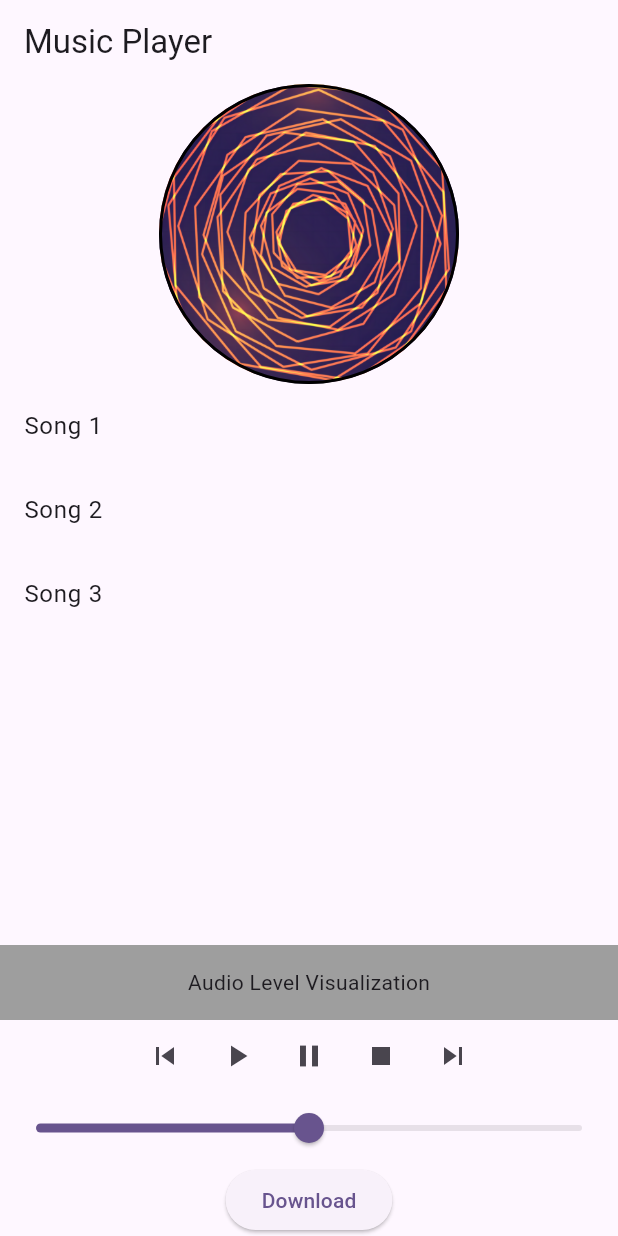
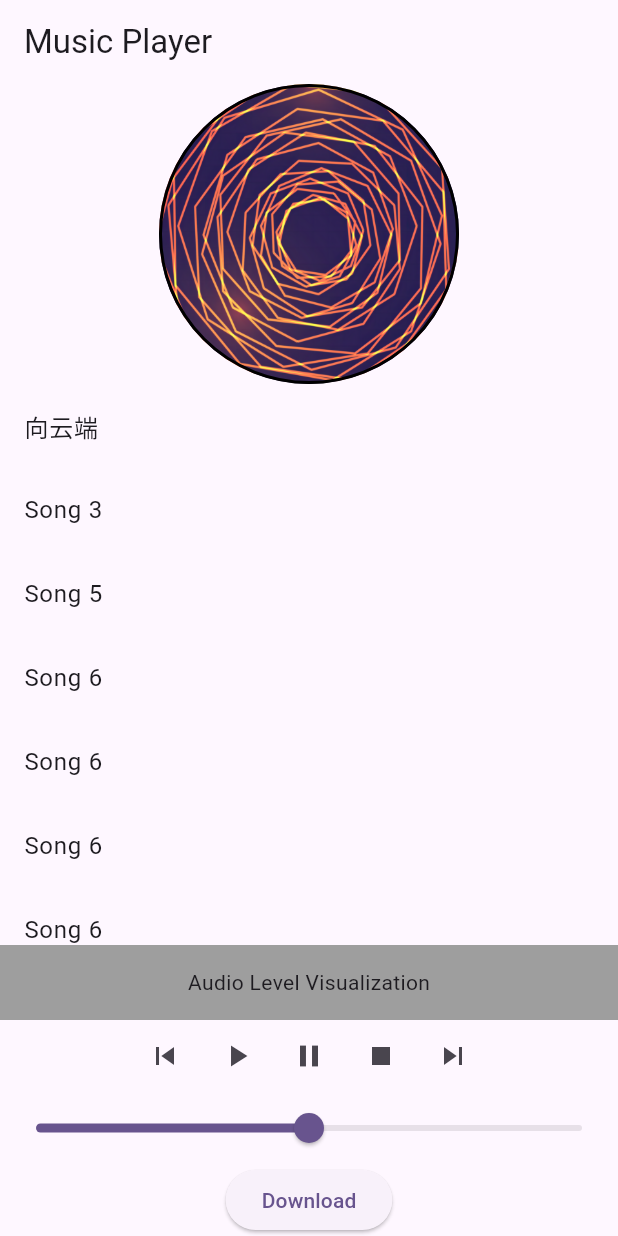
Before and after one commit to CodingManager/play_audio, a Flutter app: the screen it shows after launch, after a tap on the "skip previous" icon, on a phone screen of 412 x 824 dp. Run offline on Flutter 3.47's test engine with Material 2 defaults, Android fonts, the phone set to English and light mode, and no system bars; our stand-ins replace just_audio; missing offline and left inert: dart:ffi.

Commit message:
修改音频SDK为just_audio

```diff
--- a/lib/AudioPlayerWidget.dart
+++ b/lib/AudioPlayerWidget.dart
@@ -1,11 +1,12 @@
-import 'package:audioplayers/audioplayers.dart';
 import 'package:flutter/material.dart';
+import 'package:just_audio/just_audio.dart';
 import 'package:play_audio/core/models/SLAudioModel.dart';
 import 'package:play_audio/core/utils/Logger.dart';
 import 'package:play_audio/core/utils/PlayerAudioEnum.dart';
 import 'package:provider/provider.dart';
 
 import 'core/services/PlaybackController.dart';
+
 
 class AudioPlayerWidget extends StatefulWidget{
   const AudioPlayerWidget({super.key});
@@ -38,28 +39,31 @@ class _AudioPlayerWidgetState extends State<AudioPlayerWidget> with TickerProvid
 
   // 创建一些假数据，用于测试。
   final List<SlAudioModel> audioGroup = [
-    SlAudioModel(title: "香云缎", playUrl: "https://6v05y2726.goho.co/static/media/audios/21/xiangyunduan.mp3"),
+    SlAudioModel(title: "向云端", playUrl: "https://6v05y2726.goho.co/static/media/audios/21/xiangyunduan.mp3"),
     SlAudioModel(title: "Song 3", playUrl: "https://6v05y2726.goho.co/static/audio/1d83e3f9-bd2d-4962-8286-96cfaa0933b3.mp3"),
     SlAudioModel(title: "Song 5", playUrl: "https://6v05y2726.goho.co/static/audio/4fe53f09-e31a-43ca-8134-60807c5045b1.mp3"),
     SlAudioModel(title: "Song 6", playUrl: "https://6v05y2726.goho.co/static/audio/4bcafb48-65e3-4537-941f-faae89434372.mp3"),
+    SlAudioModel(title: "Song 6", playUrl: "https://6v05y2726.goho.co/static/media/audios/21/2022120519422118e8d.mp3"),
+    SlAudioModel(title: "Song 6", playUrl: "https://6v05y2726.goho.co/static/media/audios/21/2022120519422112dfe.mp3"),
+    SlAudioModel(title: "Song 6", playUrl: "https://6v05y2726.goho.co/static/media/audios/21/2022120519422114e23.mp3"),
+    SlAudioModel(title: "Song 6", playUrl: "https://6v05y2726.goho.co/static/media/audios/21/2022120519422118e8d.mp3"),
 
    ];
+  // AudioSource.uri(Uri.parse('https://6v05y2726.goho.co/static/media/audios/21/xiangyunduan.mp3')),
+  // AudioSource.uri(Uri.parse('https://6v05y2726.goho.co/static/media/audios/21/2022120519422118e8d.mp3')),
+  // AudioSource.uri(Uri.parse('https://6v05y2726.goho.co/static/media/audios/21/2022120519422114e23.mp3')),
+  // AudioSource.uri(Uri.parse('https://6v05y2726.goho.co/static/media/audios/21/2022120519422112dfe.mp3')),
+  // AudioSource.uri(Uri.parse('https://6v05y2726.goho.co/static/media/audios/21/2022120519422118e8d.mp3')),
 
 
   Widget loadingWidget() {
 
     return Consumer<PlaybackController>(builder: (context, PlaybackController playbackController, child) {
       switch (playbackController.playerState) {
-        case MyPlayerState.loading:
+        case ProcessingState.loading || ProcessingState.buffering:
           _animationController.repeat();
           return CircularProgressIndicator(color: Colors.yellow, strokeWidth: 2.0);
-        case MyPlayerState.playing:
-          _animationController.repeat();
-          break;
-        case MyPlayerState.paused:
-          _animationController.stop();
-          break;
-        case MyPlayerState.stopped:
+        case ProcessingState.completed || ProcessingState.idle:
           _animationController.stop();
           break;
         default:
@@ -95,7 +99,7 @@ class _AudioPlayerWidgetState extends State<AudioPlayerWidget> with TickerProvid
             ),
           ),
           // 播放列表
-          Expanded(child: _PlaylistWidget()),
+          Expanded(child: _buildPlayerListWidget()),
 
           // 音频电平可视化
           _AudioLevelWidget(),
@@ -105,7 +109,7 @@ class _AudioPlayerWidgetState extends State<AudioPlayerWidget> with TickerProvid
             mainAxisAlignment: MainAxisAlignment.center,
             children: [
               IconButton(icon: Icon(Icons.skip_previous), onPressed: () => context.read<PlaybackController>().previous()),
-              IconButton(icon: Icon(Icons.play_arrow), onPressed: () => context.read<PlaybackController>().setPlayList(audioGroup,0, playIndex:0, isPlay: true)),
+              IconButton(icon: Icon(Icons.play_arrow), onPressed: () => context.read<PlaybackController>().play()),
               IconButton(icon: Icon(Icons.pause), onPressed: () => context.read<PlaybackController>().pause()),
               IconButton(icon: Icon(Icons.stop), onPressed: () => context.read<PlaybackController>().stop()),
               IconButton(icon: Icon(Icons.skip_next), onPressed: () => context.read<PlaybackController>().next()),
@@ -133,28 +137,26 @@ class _AudioPlayerWidgetState extends State<AudioPlayerWidget> with TickerProvid
     );
   }
 
-}
-
-
-
-class _PlaylistWidget extends StatelessWidget {
-  @override
-  Widget build(BuildContext context) {
-    // 假设你有一个歌曲列表
-    List<String> songs = ['Song 1', 'Song 2', 'Song 3'];
-    return ListView.builder(
-      itemCount: songs.length,
+  Widget _buildPlayerListWidget() {
+    ListView listView = ListView.builder(
+      itemCount: audioGroup.length,
       itemBuilder: (context, index) {
         return ListTile(
-          title: Text(songs[index]),
+          title: Text(audioGroup[index].title!),
           onTap: () {
-            // 播放选中的歌曲
+            context.read<PlaybackController>().setPlayListWithPlay(audioGroup, 0, playIndex: index);
+            // context.read<PlaybackController>().play();
           },
         );
       },
     );
+
+    return listView;
   }
+
 }
+
+
 
 class _AudioLevelWidget extends StatelessWidget {
   @override
--- a/lib/core/services/PlaybackController.dart
+++ b/lib/core/services/PlaybackController.dart
@@ -1,26 +1,28 @@
 import 'dart:async';
 import 'dart:ffi';
 
-import 'package:audioplayers/audioplayers.dart';
+import 'package:just_audio/just_audio.dart';
 import 'package:flutter/src/foundation/change_notifier.dart';
 import 'package:play_audio/core/models/SLAudioModel.dart';
 
 import '../models/SLAudioPlayList.dart';
 import '../utils/Logger.dart';
 import '../utils/MusicListener.dart';
-import '../utils/PlayerAudioEnum.dart';
 
 
 class PlaybackController with ChangeNotifier {
 
   /// 音频播放器
-  final AudioPlayer _audioPlayer = AudioPlayer(playerId: "1");
+  final AudioPlayer _audioPlayer = AudioPlayer();
 
   /// 播放列表
-  final SLAudioPlayList _audioPlayList = SLAudioPlayList();
+  final _playlist = ConcatenatingAudioSource(
+      useLazyPreparation: true,
+      shuffleOrder: DefaultShuffleOrder(),
+      children: []);
 
   /// 音频播放状态
-  MyPlayerState playerState = MyPlayerState.paused;
+  ProcessingState playerState = ProcessingState.idle;
 
   /// 播放进度
   int duration = 0;
@@ -31,76 +33,103 @@ class PlaybackController with ChangeNotifier {
   /// 保存回调事件
   List<MusicListener> musicListeners = [];
 
+  int playIndex = -1;
+
+  /// 当前正在播放的音频
+  String? playUrl;
+
   /// 使用一个变量来区别当前播放的音乐列表，用于切换播放列表时，判断是否需要重新加载音乐。
   int groupId = -1;
+
+
+
+  AudioPlayer get getAudioPlayer => _audioPlayer;
 
   //  PlaybackController 初始化
   PlaybackController() {
 
-      // 设置播放器参数
-      _audioPlayer.setReleaseMode(ReleaseMode.loop);
+
+      // 设置循环模式
+      _audioPlayer.setLoopMode(LoopMode.all);
 
       // 播放音量
       _audioPlayer.setVolume(playVolume);
 
-      // 监听播放进度
-      _audioPlayer.onPositionChanged.listen((value) async {
-        duration = value.inMilliseconds;
-        // 通知所有监听器
-        notifyMusicListeners((listener) => listener.onPosition(duration));
-      });
-
-      // 监听播放状态
-      _audioPlayer.onPlayerStateChanged.listen((PlayerState state) {
-        switch (state){
-          case PlayerState.playing:
-            playerState = MyPlayerState.playing;
-            Logger.debug("播放");
-            break;
-          case PlayerState.paused:
-            playerState = MyPlayerState.paused;
-            Logger.debug("暂停播放");
-            break;
-          case PlayerState.stopped:
-            playerState = MyPlayerState.stopped;
-            Logger.debug("停止播放");
-            break;
-          case PlayerState.completed:
-            playerState = MyPlayerState.completed;
-            Logger.debug("播放结束");
-            break;
-        }
-        notifyListeners();
-      });
+      // 设置播放列表
+      _audioPlayer.setAudioSource(_playlist);
 
       // 监听播放进度
-      _audioPlayer.onDurationChanged.listen((event) {
-        Logger.debug("onPlayerStateChanged: $event");
+      _audioPlayer.positionStream.listen((value) {
+
+        duration = value.inMilliseconds;
+        notifyMusicListeners((listener) {
+          listener.onPositionChanged(duration);
+        });
       },onError: (e){
         Logger.error(e);
       },onDone:(){
 
       });
 
+
+
+      // 监听播放状态
+      _audioPlayer.playerStateStream.listen((PlayerState state) {
+        Logger.debug("播放状态发生变化: $state");
+        playerState = state.processingState;
+        notifyListeners();
+        // notifyMusicListeners((listener) {
+        //   listener.onPlayerStateChanged(playerState);
+        // });
+      },onError: (e){
+        Logger.error(e);
+      },onDone:(){
+
+      });
+
+      // 监听播放时长
+      _audioPlayer.durationStream.listen((value) {
+        Logger.debug("音频的播放时长: $value");
+        notifyMusicListeners((listener) {
+          listener.onDurationChanged(value);
+        });
+      },onError: (e){
+        Logger.error(e);
+      },onDone:(){
+
+      });
+
+      //
+      // // 监听播放进度
+      // _audioPlayer.onDurationChanged.listen((event) {
+      //   Logger.debug("onPlayerStateChanged: $event");
+      // },onError: (e){
+      //   Logger.error(e);
+      // },onDone:(){
+      //
+      // });
+
   }
 
 
 
+
+
   /// 播放网络音频
-  Future play(SlAudioModel audioModel) async {
+  Future _startPlay(String url) async {
 
     // 切换播放状态，加载中。
-    playerState = MyPlayerState.loading;
+    playerState = ProcessingState.loading;
     notifyListeners();
     // 重置播放进度
     duration = 0;
     // 更新当前播放的音频
-    _audioPlayList.setCurrentPlayAudio(audioModel);
+
 
 
     //播放音频
     try {
-      await _audioPlayer.play(UrlSource(audioModel.playUrl!));
+      await _audioPlayer.play();
     } on TimeoutException {
       Logger.error("播放音频超时");
       // 如果播放音频超时，直接设置播放状态为播放结束，这样就不会再有回调了。
@@ -117,7 +146,7 @@ class PlaybackController with ChangeNotifier {
   /// groupId: 音频列表的id，用于区分不同的音频列表
   /// playIndex: 开始播放第几首
   /// isPlay: 是否立即播放
-  void setPlayList(List<SlAudioModel> audioGroup,groupId,{int playIndex = 0, bool isPlay = false}) {
+  void setPlayListWithPlay(List<SlAudioModel> audioGroup,groupId,{int playIndex = 0, bool isPlay = true}) {
 
     // 1. 先校验 playIndex 参数是否合法，如果不合法，直接修改为0
     if (playIndex < 0 || playIndex >= audioGroup.length) {
@@ -126,45 +155,58 @@ class PlaybackController with ChangeNotifier {
       throw Exception("playIndex 参数不合法");
     }
 
+    this.playIndex = playIndex;
+    playUrl = audioGroup[playIndex].playUrl;
+
     // 2. 判断是否需要重新加载音乐
     if (this.groupId == groupId) {
       // 不需要重新加载音乐列表，只需要修改播放索引即可
-      Logger.debug("不需要重新加载音乐列表");
-      _audioPlayList.setCurrentIndex(playIndex);
+      Logger.debug("不需要重新加载音乐列表,只需要修改播放索引即可");
+      // 设置播放索引
+      // _playlist.move(0, playIndex);
     }else {
       // 3.不是同一个音频列表，需要重新加载音乐列表
-      _audioPlayList.setPlayList(audioGroup, playIndex);
+      _playlist.clear(); // 先清除播放列表
+      for (SlAudioModel element in audioGroup) {
+        if (element.playUrl != null) {
+          _playlist.add(AudioSource.uri(Uri.parse(element.playUrl!)));
+        }
+      }
       this.groupId = groupId;
     }
     // 4. 判断是否需要立即播放
     if (isPlay) {
       startPlay();
+
     }
   }
 
   /// 开始播放，可以手动调用
   void startPlay() async {
 
-    // 获取当前正在播放的音乐和接下来要播放的音乐，如果相同，不需要重新播放，直接返回。
+    await _audioPlayer.setAudioSource(_playlist, initialIndex: playIndex, initialPosition: Duration.zero);
+    await _audioPlayer.play();                  // Skip to the next item
 
-    // 1. 获取当前正在播放的音乐
-    SlAudioModel? nowPlayAudio = _audioPlayList.currentPlayAudio;
-    // 2. 获取准备播放的音乐
-    SlAudioModel? readPlayAudio = _audioPlayList.getCurrentIndexAudioModel();
+    //
+    // AudioSource audioSource = _playlist.children[playIndex];
+    // audioSource.
 
-    if (nowPlayAudio?.playUrl == readPlayAudio?.playUrl && playerState == MyPlayerState.playing) {
-      Logger.debug("当前播放的音乐和准备播放的音乐相同，不需要重新播放");
-      return;
-    }else {
-
-      // 3. 判断当前播放的音乐是否为空
-      if (readPlayAudio != null) {
-        await play(readPlayAudio);
-      }else {
-        Logger.debug("当前播放的音乐为空，不能播放");
-      }
-
-    }
+    //
+    // // 获取当前正在播放的音乐和接下来要播放的音乐，如果相同，不需要重新播放，直接返回。
+    //
+    // if (playUrl playerState == ProcessingState.loading) {
+    //   Logger.debug("当前播放的音乐和准备播放的音乐相同，不需要重新播放");
+    //   return;
+    // }else {
+    //
+    //   // 3. 判断当前播放的音乐是否为空
+    //   if (readPlayAudio != null) {
+    //     await _startPlay(readPlayAudio);
+    //   }else {
+    //     Logger.debug("当前播放的音乐为空，不能播放");
+    //   }
+    //
+    // }
 
   }
 
@@ -172,53 +214,50 @@ class PlaybackController with ChangeNotifier {
 
   // Pause the current track
   Future<void> pause() async {
-    await _audioPlayer.pause();
+    if (playerState == ProcessingState.ready) {
+      await _audioPlayer.pause();
+    }
   }
 
   // Stop the current track
   Future<void> stop() async {
-    await _audioPlayer.stop();
+    // 判断播放状态,是否需要停止
+    if (playerState == ProcessingState.ready) {
+      await _audioPlayer.stop();
+    }
   }
+
+  Future<void> play() async {
+    if (_audioPlayer.playing == false && playerState == ProcessingState.ready) {
+      await _audioPlayer.play();
+    }
+  }
+
 
   // 播放下一首
   Future<void> next() async {
     // 1. 先从播放列表中获取下一首音频
-    SlAudioModel? audioModel = _audioPlayList.next();
-    if (audioModel == null) {
+
+    if (_playlist.children.isEmpty) {
       Logger.debug("当前播放列表为空，不能播放");
       return;
     }else {
-      Logger.debug("开始播放音频: ${audioModel.title},${audioModel.playUrl}");
-      // 校验模型中的音频地址是否为空
-      if (audioModel.playUrl == null || audioModel.playUrl!.isEmpty) {
-        Logger.error("音频地址为空");
-        return;
-      }else {
-        // 播放
-        await play(audioModel);
-      }
+      Logger.debug("下一首");
+
+      await _audioPlayer.seekToNext();
     }
   }
 
   // 播放上一首
   Future<void> previous() async {
-    // 1. 先从播放列表中获取下一首音频
-    SlAudioModel? audioModel = _audioPlayList.previous();
-    if (audioModel == null) {
+    // 1. 先从播放列表中获取上一首音频
+    if (_playlist.children.isEmpty) {
       Logger.debug("当前播放列表为空，不能播放");
       return;
     }else {
-      Logger.debug("开始播放音频: ${audioModel.title}");
-      // 校验模型中的音频地址是否为空
-      if (audioModel.playUrl == null || audioModel.playUrl!.isEmpty) {
-        Logger.error("音频地址为空");
-        return;
-      }else {
-        // 播放音频
-        await play(audioModel);
-      }
+      Logger.debug("上一首");
+      await _audioPlayer.seekToPrevious();
     }
-
   }
 
   // Set volume (value should be between 0.0 to 1.0)
@@ -238,8 +277,8 @@ class PlaybackController with ChangeNotifier {
   }
 
   /// 修改播放模式
-  void setPlayMode(CycleType playMode) {
-    _audioPlayList.cycleType = playMode;
+  void setPlayMode(LoopMode loopMode) {
+    _audioPlayer.setLoopMode(loopMode);
   }
 
   /// 通知音乐监听器
--- a/lib/core/utils/PlayerAudioEnum.dart
+++ b/lib/core/utils/PlayerAudioEnum.dart
@@ -1,10 +1,10 @@
 
 // 在 PlayerState 枚举的基础上增加一个 loading 状态，用于表示音频正在加载
 
-enum MyPlayerState {
-  loading,// 音频正在加载
-  playing, // 播放中
-  paused, // 暂停
-  stopped,// 停止
-  completed,// 播放完成
-}
+// enum MyPlayerState {
+//   loading,// 音频正在加载
+//   playing, // 播放中
+//   paused, // 暂停
+//   stopped,// 停止
+//   completed,// 播放完成
+// }
--- a/pubspec.yaml
+++ b/pubspec.yaml
@@ -30,11 +30,9 @@ environment:
 dependencies:
   flutter:
     sdk: flutter
-#  flutter_sound: ^9.2.13
   audio_service: ^0.18.10
-  audioplayers: ^3.0.1
   provider: ^6.0.5
-
+  just_audio: ^0.9.34
 
 
   # The following adds the Cupertino Icons font to your application.
```
Also changed, not shown: lib/core/models/SLAudioPlayList.dart (+21 -0 lines), pubspec.lock, 2 other files.
